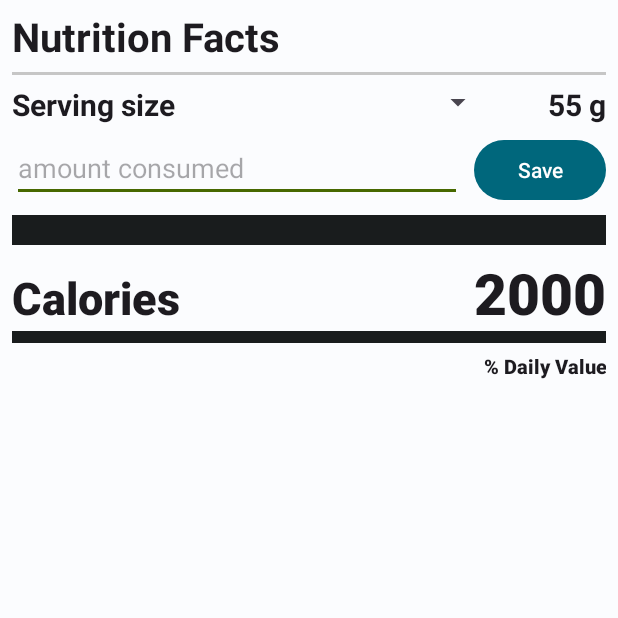
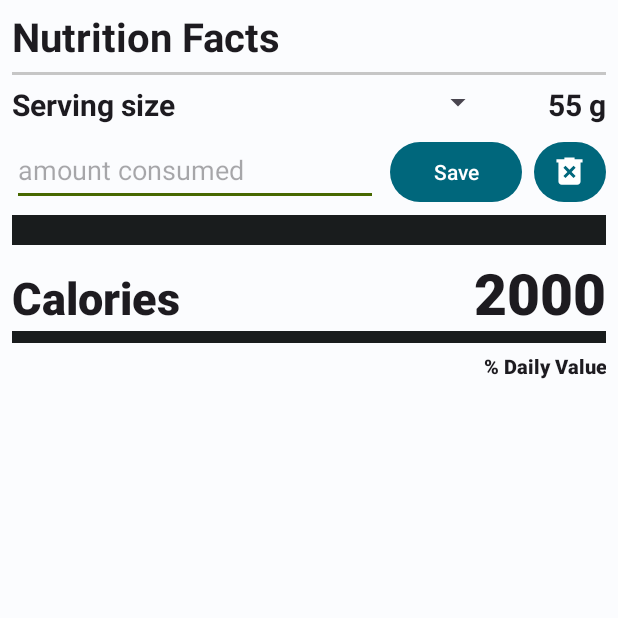
Before and after one commit to mrredcon/foodtracker, an Android app: the fragment DiaryEntryFragment shown on its own in the app's theme, on a phone screen of 412 x 824 dp, the top half of it. Run offline under Robolectric (Android 15) with nearby library versions, the light colour scheme and no system bars.

Commit message:
Allow editing serving size entries

```diff
--- a/app/src/main/AndroidManifest.xml
+++ b/app/src/main/AndroidManifest.xml
@@ -16,7 +16,7 @@
         <activity
             android:name=".MainActivity"
             android:exported="true"
-            android:label="@string/app_name"
+            android:launchMode="singleTop"
             android:theme="@style/NomM3Theme.NoActionBar">
             <intent-filter>
                 <action android:name="android.intent.action.MAIN" />
--- a/app/src/main/java/edu/utsa/cs3443/anw198/foodtracker/adapter/FoodSearchResultAdapter.java
+++ b/app/src/main/java/edu/utsa/cs3443/anw198/foodtracker/adapter/FoodSearchResultAdapter.java
@@ -72,7 +72,7 @@ public class FoodSearchResultAdapter extends RecyclerView.Adapter<FoodSearchResu
 
             DiaryEntryViewModel diaryEntryViewModel = new ViewModelProvider(activity).get(DiaryEntryViewModel.class);
             FoodProvider provider = new UsdaFoodProvider();
-            diaryEntryViewModel.beginSearch();
+            diaryEntryViewModel.beginSearch(provider);
             provider.loadFood(result.getId(), diaryEntryViewModel);
         });
     }
--- a/app/src/main/java/edu/utsa/cs3443/anw198/foodtracker/adapter/NutrientSummaryAdapter.java
+++ b/app/src/main/java/edu/utsa/cs3443/anw198/foodtracker/adapter/NutrientSummaryAdapter.java
@@ -1,7 +1,6 @@
 package edu.utsa.cs3443.anw198.foodtracker.adapter;
 
 import android.content.Context;
-import android.content.res.Resources;
 import android.view.LayoutInflater;
 import android.view.View;
 import android.view.ViewGroup;
@@ -14,9 +13,7 @@ import androidx.core.content.res.ResourcesCompat;
 import androidx.core.text.HtmlCompat;
 import androidx.recyclerview.widget.RecyclerView;
 
-import java.util.HashMap;
 import java.util.LinkedHashMap;
-import java.util.Map;
 
 import edu.utsa.cs3443.anw198.foodtracker.R;
 import edu.utsa.cs3443.anw198.foodtracker.model.CompleteFood;
--- a/app/src/main/java/edu/utsa/cs3443/anw198/foodtracker/model/Nutrient.java
+++ b/app/src/main/java/edu/utsa/cs3443/anw198/foodtracker/model/Nutrient.java
@@ -1,7 +1,6 @@
 package edu.utsa.cs3443.anw198.foodtracker.model;
 
 import androidx.room.Entity;
-import androidx.room.ForeignKey;
 import androidx.room.Ignore;
 import androidx.room.PrimaryKey;
 
--- a/app/src/main/java/edu/utsa/cs3443/anw198/foodtracker/model/ServingSize.java
+++ b/app/src/main/java/edu/utsa/cs3443/anw198/foodtracker/model/ServingSize.java
@@ -1,7 +1,6 @@
 package edu.utsa.cs3443.anw198.foodtracker.model;
 
 import androidx.room.Entity;
-import androidx.room.ForeignKey;
 import androidx.room.Ignore;
 import androidx.room.PrimaryKey;
 
--- a/app/src/main/java/edu/utsa/cs3443/anw198/foodtracker/providers/FoodProvider.java
+++ b/app/src/main/java/edu/utsa/cs3443/anw198/foodtracker/providers/FoodProvider.java
@@ -2,7 +2,6 @@ package edu.utsa.cs3443.anw198.foodtracker.providers;
 
 import edu.utsa.cs3443.anw198.foodtracker.APIListener;
 import edu.utsa.cs3443.anw198.foodtracker.model.CompleteFood;
-import edu.utsa.cs3443.anw198.foodtracker.model.Food;
 
 public interface FoodProvider {
     void loadFood(String id, APIListener<CompleteFood> listener);
--- a/app/src/main/java/edu/utsa/cs3443/anw198/foodtracker/ui/diary/DiaryFragment.java
+++ b/app/src/main/java/edu/utsa/cs3443/anw198/foodtracker/ui/diary/DiaryFragment.java
@@ -48,7 +48,7 @@ public class DiaryFragment extends Fragment {
 
     private void populateUI(LinkedHashMap<TrackedFood, CompleteFood> foods) {
         RecyclerView recyclerView = getView().findViewById(R.id.recyclerViewDiary);
-        recyclerView.setAdapter(new DiaryAdapter(trackedFoodsViewModel, foods));
+        recyclerView.setAdapter(new DiaryAdapter(getActivity(), trackedFoodsViewModel, foods));
         // User can delete diary entries
         recyclerView.setHasFixedSize(false);
     }
--- a/app/src/main/java/edu/utsa/cs3443/anw198/foodtracker/ui/diaryentry/DiaryEntryViewModel.java
+++ b/app/src/main/java/edu/utsa/cs3443/anw198/foodtracker/ui/diaryentry/DiaryEntryViewModel.java
@@ -7,31 +7,46 @@ import androidx.lifecycle.ViewModel;
 import edu.utsa.cs3443.anw198.foodtracker.APIListener;
 import edu.utsa.cs3443.anw198.foodtracker.LoadingStatus;
 import edu.utsa.cs3443.anw198.foodtracker.model.CompleteFood;
+import edu.utsa.cs3443.anw198.foodtracker.model.TrackedFood;
+import edu.utsa.cs3443.anw198.foodtracker.providers.FoodProvider;
 
 public class DiaryEntryViewModel extends ViewModel implements APIListener<CompleteFood> {
-    private final MutableLiveData<String> mText;
     private MutableLiveData<CompleteFood> foodResult = new MutableLiveData<>();
     private MutableLiveData<String> errorMessage = new MutableLiveData<>();
     private MutableLiveData<LoadingStatus> loadStatus = new MutableLiveData<>();
+    private TrackedFood trackedFood = null;
+    private FoodProvider foodProvider = null;
+    private boolean editFood = false;
 
     public DiaryEntryViewModel() {
-        mText = new MutableLiveData<>();
-        mText.setValue("This is diary fragment");
     }
 
-    public LiveData<String> getText() {
-        return mText;
+    public boolean isEditingEntry() {
+        return editFood;
     }
+
     public LiveData<CompleteFood> getFood() { return foodResult; }
     public LiveData<String> getErrorMessage() { return errorMessage; }
     public LiveData<LoadingStatus> getLoadStatus() { return loadStatus; }
+    public void beginEditing(TrackedFood trackedFood, CompleteFood completeFood) {
+        this.editFood = true;
+        this.trackedFood = trackedFood;
+        foodResult.postValue(completeFood);
+    }
+    public TrackedFood getTrackedFood() { return trackedFood; }
 
-    public void beginSearch() {
+    public void beginSearch(FoodProvider foodProvider) {
+        this.foodProvider = foodProvider;
         loadStatus.setValue(LoadingStatus.IN_PROGRESS);
+    }
+
+    public void cancelSearch() {
+        this.foodProvider.cancelLoad();
     }
 
     @Override
     public void onResponse(CompleteFood result) {
+        editFood = false;
         foodResult.postValue(result);
         loadStatus.postValue(LoadingStatus.SUCCESS);
     }
--- a/app/src/main/java/edu/utsa/cs3443/anw198/foodtracker/ui/home/HomeFragment.java
+++ b/app/src/main/java/edu/utsa/cs3443/anw198/foodtracker/ui/home/HomeFragment.java
@@ -68,7 +68,11 @@ public class HomeFragment extends Fragment {
         massText.setText(String.format(Locale.US, "%,.1f g", massSum));
 
         TextView amountTracked = getView().findViewById(R.id.homeFoodsTracked);
-        amountTracked.setText(foodCount + " foods tracked");
+        if (foodCount == 1) {
+            amountTracked.setText(getString(R.string.home_foods_tracked_single, foodCount));
+        } else {
+            amountTracked.setText(getString(R.string.home_foods_tracked_plural, foodCount));
+        }
 
         TextView caloriesText = getView().findViewById(R.id.homeCalories);
         caloriesText.setText(String.format(Locale.US, "%,.0f", caloriesSum));
--- a/app/src/main/java/edu/utsa/cs3443/anw198/foodtracker/ui/searchfood/SearchFoodFragment.java
+++ b/app/src/main/java/edu/utsa/cs3443/anw198/foodtracker/ui/searchfood/SearchFoodFragment.java
@@ -69,7 +69,8 @@ public class SearchFoodFragment extends Fragment {
         builder.setMessage("Searching database, please wait.");
         builder.setTitle("Searching...");
         builder.setCancelable(true);
-        builder.setNegativeButton("Cancel", (dialogInterface, i) -> provider.cancelSearch());
+        builder.setOnCancelListener(dialogInterface -> provider.cancelSearch());
+        builder.setNegativeButton("Cancel", (dialogInterface, i) -> dialogInterface.cancel());
 
         dialog = builder.create();
     }
--- /dev/null
+++ b/app/src/main/res/drawable/delete.xml
@@ -0,0 +1,10 @@
+<vector xmlns:android="http://schemas.android.com/apk/res/android"
+    android:width="48dp"
+    android:height="48dp"
+    android:viewportWidth="960"
+    android:viewportHeight="960"
+    android:tint="?attr/colorControlNormal">
+  <path
+      android:fillColor="@android:color/white"
+      android:pathData="M363,671L480,553L598,671L658,611L541,492L658,373L598,312L480,431L363,312L303,373L420,492L303,611L363,671ZM253,865Q213.54,865 185.77,837.53Q158,810.05 158,771L158,218L100,218L100,124L331,124L331,76L628,76L628,124L860,124L860,218L802,218L802,771Q802,810.05 774.23,837.53Q746.46,865 707,865L253,865Z"/>
+</vector>
--- a/app/src/main/res/layout/fragment_diary_entry.xml
+++ b/app/src/main/res/layout/fragment_diary_entry.xml
@@ -67,13 +67,14 @@
     <LinearLayout
         android:layout_width="match_parent"
         android:layout_height="wrap_content"
+        android:layout_marginLeft="@dimen/fda_nutrition_facts_margin_sides"
+        android:layout_marginRight="@dimen/fda_nutrition_facts_margin_sides"
         android:orientation="horizontal">
 
         <EditText
             android:id="@+id/editTextQuantity"
             android:layout_width="0dp"
-            android:layout_height="wrap_content"
-            android:layout_marginLeft="@dimen/fda_nutrition_facts_margin_sides"
+            android:layout_height="@dimen/diary_entry_amount_consumed_height"
             android:layout_marginTop="@dimen/fda_nutrition_facts_top_bottom_margin"
             android:layout_marginRight="@dimen/fda_nutrition_facts_margin_sides"
             android:layout_weight="1"
@@ -83,10 +84,21 @@
         <Button
             android:id="@+id/buttonSaveToDiary"
             android:layout_width="wrap_content"
-            android:layout_height="wrap_content"
+            android:layout_height="@dimen/diary_entry_amount_consumed_height"
             android:layout_marginTop="@dimen/fda_nutrition_facts_top_bottom_margin"
-            android:layout_marginRight="@dimen/fda_nutrition_facts_margin_sides"
             android:text="Save" />
+
+        <Button
+            android:id="@+id/buttonDeleteEntry"
+            android:layout_width="@dimen/diary_entry_trash_button_width"
+            android:layout_height="@dimen/diary_entry_amount_consumed_height"
+            android:layout_marginLeft="@dimen/fda_nutrition_facts_margin_sides"
+            android:layout_marginTop="@dimen/fda_nutrition_facts_top_bottom_margin"
+            android:visibility="visible"
+            app:icon="@drawable/delete"
+            app:iconGravity="textEnd"
+            app:iconPadding="0dp"
+            app:iconSize="@dimen/diary_entry_trash_button_icon_size" />
     </LinearLayout>
 
     <View
--- a/app/src/main/res/values/dimens.xml
+++ b/app/src/main/res/values/dimens.xml
@@ -28,6 +28,10 @@
 
     <dimen name="fda_nutrition_facts_top_bottom_margin">6dp</dimen>
     <dimen name="fda_nutrition_facts_margin_sides">8dp</dimen>
+
+    <dimen name="diary_entry_amount_consumed_height">48dp</dimen>
+    <dimen name="diary_entry_trash_button_icon_size">22dp</dimen>
+    <dimen name="diary_entry_trash_button_width">48dp</dimen>
 
     <item format="float" type="dimen" name="nutrient_dv_fat">78</item>
     <item format="float" type="dimen" name="nutrient_dv_fat_saturated">20</item>
--- a/app/src/main/res/values/strings.xml
+++ b/app/src/main/res/values/strings.xml
@@ -16,6 +16,9 @@
     <string name="menu_diary_entry">Diary Entry</string>
 
     <string name="button_calendar">Open Calendar</string>
+
+    <string name="home_foods_tracked_single">%1$d food tracked</string>
+    <string name="home_foods_tracked_plural">%1$d foods tracked</string>
 
     <string name="foodsearchresult_macros">Calories: %1$.0f / Fat: %2$,.1f / Carbs: %3$,.1f / Protein: %4$,.1f</string>
 
@@ -113,8 +116,6 @@
     <string name="nutrient_vitamin_e">Vitamin E</string>
     <string name="nutrient_vitamin_k">Vitamin K</string>
 
-
-
     <!-- TODO: Remove or change this placeholder text -->
     <string name="hello_blank_fragment">Hello blank fragment</string>
 </resources>
```
Also changed, not shown: app/src/main/java/edu/utsa/cs3443/anw198/foodtracker/adapter/DiaryAdapter.java (+21 -2 lines), app/src/main/java/edu/utsa/cs3443/anw198/foodtracker/providers/usda/UsdaFoodProvider.java (+15 -2 lines), app/src/main/java/edu/utsa/cs3443/anw198/foodtracker/ui/diaryentry/DiaryEntryFragment.java (+90 -12 lines), app/src/main/res/drawable/close.xml (added, +10 -0 lines).
